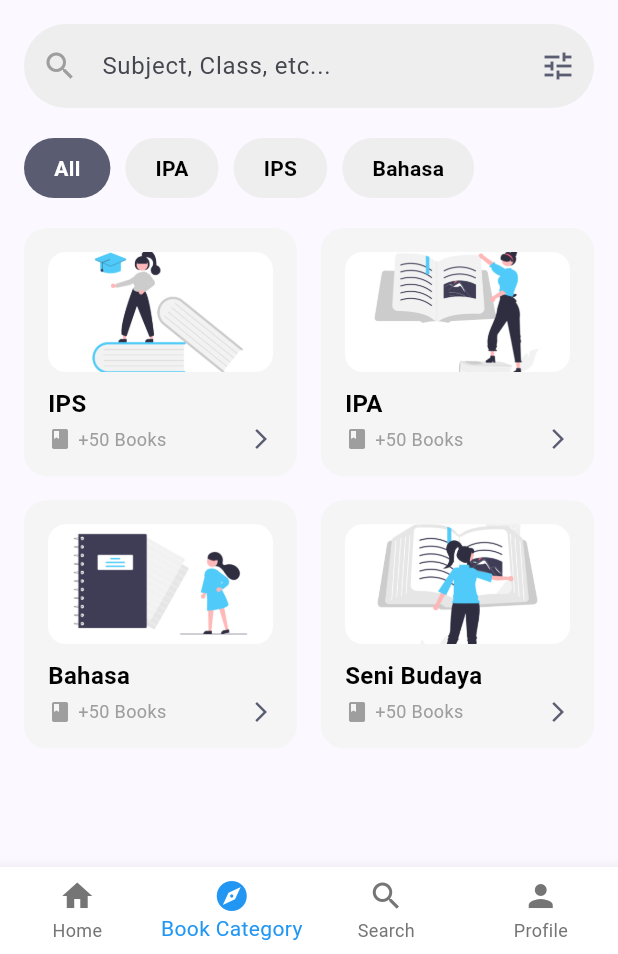
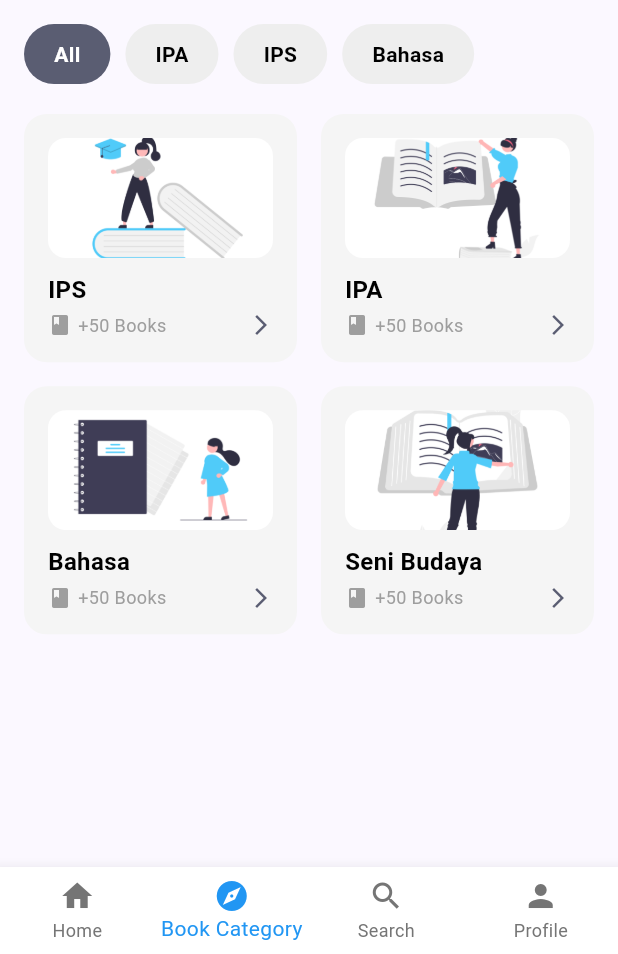
Before and after one commit to ibrahimalanshor/library, a Flutter app: the BookCategoryPage screen opened by its route, on a phone screen of 412 x 824 dp, the part 282-1236 px from its top. Run offline on Flutter 3.47's test engine with Material 3 defaults, Android fonts, the phone set to English and light mode, and no system bars; our stand-ins replace animated_text_kit, carousel_slider, cloud_firestore, firebase_auth, firebase_core, firebase_storage and 1 more; missing offline and left inert: syncfusion_flutter_pdfviewer; accounts and stored records are empty; project files that could hold a hidden picture were left out.

Commit message:
remove unused icon

```diff
--- a/lib/category/category_screen.dart
+++ b/lib/category/category_screen.dart
@@ -143,8 +143,6 @@ class _BookCategoryPageState extends State<BookCategoryPage> {
                   child: Column(
                     crossAxisAlignment: CrossAxisAlignment.start,
                     children: [
-                      _buildSearchBar(isDarkMode),
-                      const SizedBox(height: 20),
                       _buildFilterButtons(isDarkMode),
                       const SizedBox(height: 20),
                       _buildCategoryGrid(isDarkMode),
--- a/lib/search/search_screen.dart
+++ b/lib/search/search_screen.dart
@@ -52,8 +52,6 @@ class _SearchScreenState extends State<SearchScreen> {
       padding: const EdgeInsets.all(16.0),
       child: Row(
         children: [
-          const Icon(Icons.grid_view, color: Colors.white),
-          const SizedBox(width: 16),
           Expanded(
             child: Container(
               padding: const EdgeInsets.symmetric(horizontal: 16),
@@ -69,10 +67,6 @@ class _SearchScreenState extends State<SearchScreen> {
                 ),
               ),
             ),
-          ),
-          const SizedBox(width: 16),
-          const CircleAvatar(
-            backgroundImage: AssetImage('assets/images/profile.png'),
           ),
         ],
       ),
```
